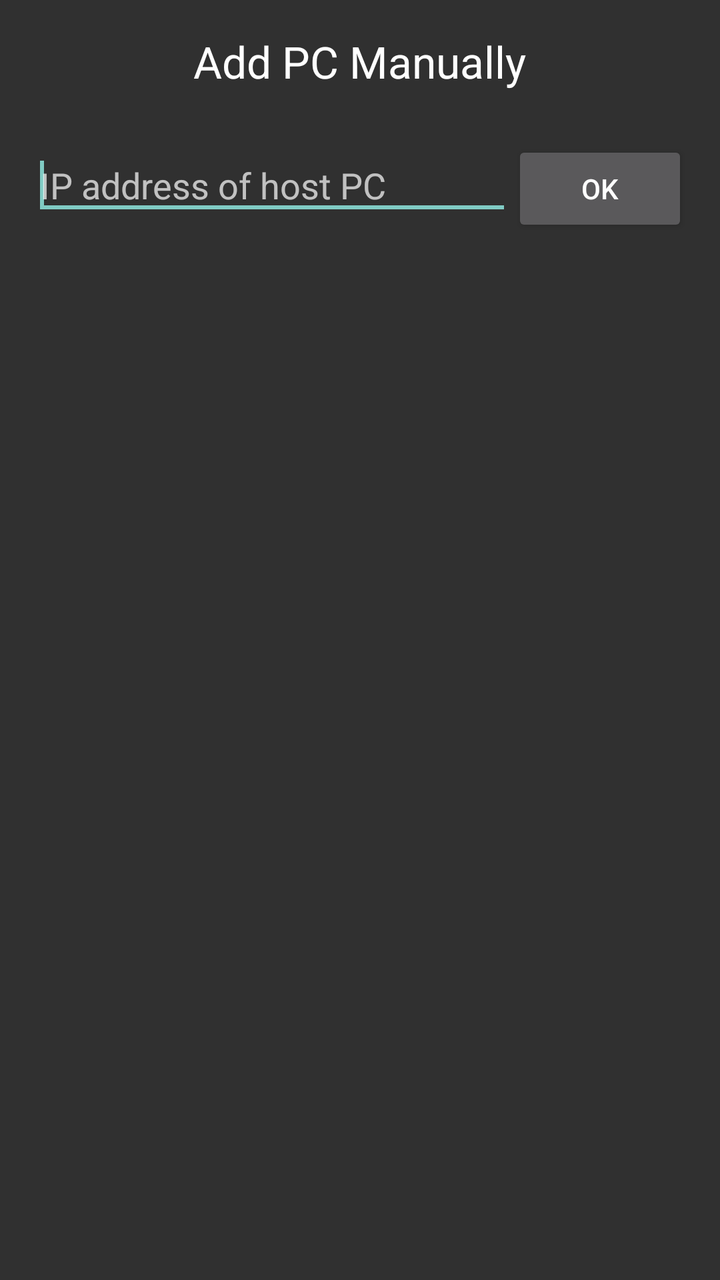
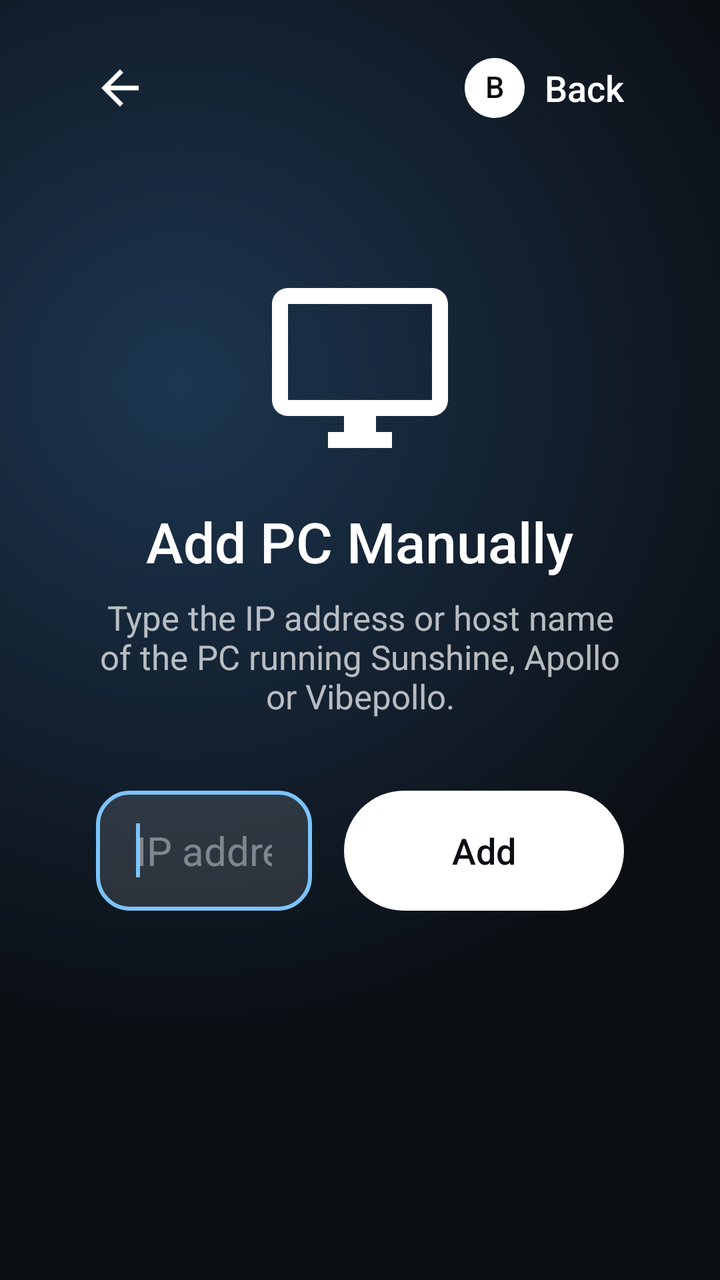

Before-and-after screenshots of an Android layout around one commit, followed by the original layout XML and the change that was made.
<!-- AndroidManifest.xml: application theme AppTheme -->
<!-- res/layout/activity_add_computer_manually.xml -->
<RelativeLayout xmlns:android="http://schemas.android.com/apk/res/android"
    xmlns:tools="http://schemas.android.com/tools"
    android:layout_width="fill_parent"
    android:layout_height="fill_parent"
    android:paddingBottom="@dimen/activity_vertical_margin"
    android:paddingLeft="@dimen/activity_horizontal_margin"
    android:paddingRight="@dimen/activity_horizontal_margin"
    android:paddingTop="@dimen/activity_vertical_margin"
    tools:context=".preferences.AddComputerManually" >

    <TextView
        android:id="@+id/manuallyAddPcText"
        android:text="@string/title_add_pc"
        android:layout_width="wrap_content"
        android:layout_height="wrap_content"
        android:preferKeepClear="true"
        android:layout_centerHorizontal="true"
        android:textAppearance="?android:attr/textAppearanceLarge"
        android:layout_alignParentTop="true"/>

    <EditText
        android:id="@+id/hostTextView"
        android:layout_width="wrap_content"
        android:layout_height="wrap_content"
        android:layout_below="@+id/manuallyAddPcText"
        android:layout_toLeftOf="@+id/addPcButton"
        android:layout_toStartOf="@+id/addPcButton"
        android:layout_marginTop="25dp"
        android:layout_alignParentLeft="true"
        android:layout_alignParentStart="true"
        android:ems="10"
        android:singleLine="true"
        android:preferKeepClear="true"
        android:inputType="textNoSuggestions"
        android:hint="@string/ip_hint" >
        
        <requestFocus />
    </EditText>

    <Button
        android:id="@+id/addPcButton"
        android:layout_width="wrap_content"
        android:layout_height="wrap_content"
        android:layout_marginTop="25dp"
        android:layout_below="@+id/manuallyAddPcText"
        android:layout_alignParentRight="true"
        android:layout_alignParentEnd="true"
        android:preferKeepClear="true"
        android:text="@android:string/ok"/>
	
</RelativeLayout>
<!-- resources referenced by this layout -->
<resources>
  <dimen name="activity_horizontal_margin">16dp</dimen>
  <dimen name="activity_vertical_margin">16dp</dimen>
  <style name="AppTheme" parent="AppBaseTheme">
          
          <item name="android:windowActionBar">false</item>
          <item name="android:windowNoTitle">true</item>
      </style>
  <!-- unchanged entries left out for length: 3 -->
</resources>

<!-- the commit's change to res/layout/activity_add_computer_manually.xml (unified diff, before → after) -->
@@ -1,51 +1,120 @@
-<RelativeLayout xmlns:android="http://schemas.android.com/apk/res/android"
+<?xml version="1.0" encoding="utf-8"?>
+<LinearLayout xmlns:android="http://schemas.android.com/apk/res/android"
     xmlns:tools="http://schemas.android.com/tools"
-    android:layout_width="fill_parent"
-    android:layout_height="fill_parent"
-    android:paddingBottom="@dimen/activity_vertical_margin"
-    android:paddingLeft="@dimen/activity_horizontal_margin"
-    android:paddingRight="@dimen/activity_horizontal_margin"
-    android:paddingTop="@dimen/activity_vertical_margin"
-    tools:context=".preferences.AddComputerManually" >
+    android:layout_width="match_parent"
+    android:layout_height="match_parent"
+    android:orientation="vertical"
+    android:background="@drawable/launcher_bg_default"
+    tools:context=".preferences.AddComputerManually">
+
+    <include layout="@layout/clue_screen_header" />
+
+    <LinearLayout
+        android:layout_width="match_parent"
+        android:layout_height="0dp"
+        android:layout_weight="1"
+        android:gravity="center_horizontal"
+        android:orientation="vertical"
+        android:paddingStart="48dp"
+        android:paddingEnd="48dp"
+        android:paddingTop="56dp">
+
+        <ImageView
+            android:layout_width="96dp"
+            android:layout_height="96dp"
+            android:src="@drawable/ic_computer"
+            android:tint="@color/clue_launcher_text"
+            android:importantForAccessibility="no" />
+
+        <TextView
+            android:id="@+id/manuallyAddPcText"
+            android:text="@string/title_add_pc"
+            android:layout_width="wrap_content"
+            android:layout_height="wrap_content"
+            android:layout_marginTop="20dp"
+            android:preferKeepClear="true"
+            android:textColor="@color/clue_launcher_text"
+            android:textSize="28sp"
+            android:fontFamily="sans-serif-medium" />
+
+        <TextView
+            android:layout_width="wrap_content"
+            android:layout_height="wrap_content"
+            android:layout_marginTop="8dp"
+            android:maxWidth="560dp"
+            android:gravity="center"
+            android:text="@string/launcher_add_pc_help"
+            android:textColor="@color/clue_launcher_text_dim"
+            android:textSize="17sp" />
+
+        <LinearLayout
+            android:layout_width="match_parent"
+            android:layout_height="wrap_content"
+            android:layout_marginTop="36dp"
+            android:maxWidth="720dp"
+            android:gravity="center"
+            android:orientation="horizontal">
+
+            <EditText
+                android:id="@+id/hostTextView"
+                style="@style/ClueTextField"
+                android:layout_width="0dp"
+                android:layout_height="wrap_content"
+                android:layout_weight="1"
+                android:maxWidth="560dp"
+                android:singleLine="true"
+                android:preferKeepClear="true"
+                android:inputType="textNoSuggestions"
+                android:hint="@string/ip_hint"
+                android:nextFocusRight="@+id/addPcButton"
+                android:nextFocusDown="@+id/addPcButton">
+
+                <requestFocus />
+            </EditText>
+
+            <Button
+                android:id="@+id/addPcButton"
+                style="@style/CluePrimaryButton"
+                android:layout_width="wrap_content"
+                android:layout_height="wrap_content"
+                android:layout_marginStart="16dp"
+                android:preferKeepClear="true"
+                android:text="@string/launcher_add_pc_button" />
+        </LinearLayout>
+    </LinearLayout>
+</LinearLayout>
+<!-- res/layout/clue_screen_header.xml (included above) -->
+<?xml version="1.0" encoding="utf-8"?>
+<LinearLayout xmlns:android="http://schemas.android.com/apk/res/android"
+    android:layout_width="match_parent"
+    android:layout_height="@dimen/clue_launcher_bar_height"
+    android:layout_marginTop="8dp"
+    android:orientation="horizontal"
+    android:gravity="center_vertical"
+    android:paddingStart="36dp"
+    android:paddingEnd="36dp">
+
+    <ImageButton
+        android:id="@+id/screen_back"
+        style="@style/ClueLauncherAction"
+        android:layout_marginStart="0dp"
+        android:src="@drawable/ic_launcher_back"
+        android:contentDescription="@string/launcher_hint_back" />
 
     <TextView
-        android:id="@+id/manuallyAddPcText"
-        android:text="@string/title_add_pc"
-        android:layout_width="wrap_content"
+        android:id="@+id/screen_title"
+        android:layout_width="0dp"
         android:layout_height="wrap_content"
-        android:preferKeepClear="true"
-        android:layout_centerHorizontal="true"
-        android:textAppearance="?android:attr/textAppearanceLarge"
-        android:layout_alignParentTop="true"/>
+        android:layout_weight="1"
+        android:layout_marginStart="12dp"
+        android:singleLine="true"
+        android:ellipsize="end"
+        android:textColor="@color/clue_launcher_text"
+        android:textSize="26sp"
+        android:fontFamily="sans-serif-medium" />
 
-    <EditText
-        android:id="@+id/hostTextView"
-        android:layout_width="wrap_content"
-        android:layout_height="wrap_content"
-        android:layout_below="@+id/manuallyAddPcText"
-        android:layout_toLeftOf="@+id/addPcButton"
-        android:layout_toStartOf="@+id/addPcButton"
-        android:layout_marginTop="25dp"
-        android:layout_alignParentLeft="true"
-        android:layout_alignParentStart="true"
-        android:ems="10"
-        android:singleLine="true"
-        android:preferKeepClear="true"
-        android:inputType="textNoSuggestions"
-        android:hint="@string/ip_hint" >
-        
-        <requestFocus />
-    </EditText>
-
-    <Button
-        android:id="@+id/addPcButton"
-        android:layout_width="wrap_content"
-        android:layout_height="wrap_content"
-        android:layout_marginTop="25dp"
-        android:layout_below="@+id/manuallyAddPcText"
-        android:layout_alignParentRight="true"
-        android:layout_alignParentEnd="true"
-        android:preferKeepClear="true"
-        android:text="@android:string/ok"/>
-	
-</RelativeLayout>
+    <LinearLayout android:id="@+id/screen_hint_b" style="@style/ClueLauncherHint">
+        <TextView style="@style/ClueLauncherHintButton" android:text="B" />
+        <TextView style="@style/ClueLauncherHintLabel" android:text="@string/launcher_hint_back" />
+    </LinearLayout>
+</LinearLayout>
<!-- resource entries referenced after the edit -->
@@ -1,11 +1,290 @@
 <!-- resources referenced by this layout -->
 <resources>
-  <dimen name="activity_horizontal_margin">16dp</dimen>
-  <dimen name="activity_vertical_margin">16dp</dimen>
+  <color name="clue_launcher_text">#FFFFFFFF</color>
+  <color name="clue_launcher_text_dim">#B3FFFFFF</color>
+  <dimen name="clue_launcher_bar_height">72dp</dimen>
+  <!-- drawable ic_computer (drawable) -->
+  <vector xmlns:android="http://schemas.android.com/apk/res/android"
+      android:width="512dp"
+      android:height="512dp"
+      android:viewportWidth="24"
+      android:viewportHeight="24">
+      <path
+          android:fillColor="#FFFFFF"
+          android:pathData="M21,2L3,2c-1.1,0 -2,0.9 -2,2v12c0,1.1 0.9,2 2,2h7v2L8,20v2h8v-2h-2v-2h7c1.1,0 2,-0.9 2,-2L23,4c0,-1.1 -0.9,-2 -2,-2zM21,16L3,16L3,4h18v12z" />
+  </vector>
+  <!-- drawable ic_launcher_back (drawable) -->
+  <vector xmlns:android="http://schemas.android.com/apk/res/android"
+      android:width="24dp"
+      android:height="24dp"
+      android:viewportWidth="24"
+      android:viewportHeight="24"
+      android:autoMirrored="true">
+      <path
+          android:fillColor="#FFFFFF"
+          android:pathData="M20,11H7.83l5.59,-5.59L12,4l-8,8 8,8 1.41,-1.41L7.83,13H20v-2z" />
+  </vector>
+  <!-- drawable launcher_bg_default (drawable) -->
+  <?xml version="1.0" encoding="utf-8"?>
+  <layer-list xmlns:android="http://schemas.android.com/apk/res/android">
+      <item>
+          <shape android:shape="rectangle">
+              <solid android:color="@color/clue_launcher_bg" />
+          </shape>
+      </item>
+      <item>
+          <shape android:shape="rectangle">
+              <gradient android:type="radial"
+                  android:gradientRadius="90%p"
+                  android:centerX="0.25"
+                  android:centerY="0.3"
+                  android:startColor="#FF1C3550"
+                  android:endColor="#000B0F14" />
+          </shape>
+      </item>
+  </layer-list>
+  <string name="launcher_add_pc_button">Add</string>
+  <string name="launcher_add_pc_help">Type the IP address or host name of the PC running Sunshine, Apollo or Vibepollo.</string>
+  <string name="launcher_hint_back">Back</string>
+  <style name="ClueLauncherAction">
+          <item name="android:layout_width">48dp</item>
+          <item name="android:layout_height">48dp</item>
+          <item name="android:layout_marginStart">4dp</item>
+          <item name="android:padding">10dp</item>
+          <item name="android:scaleType">fitCenter</item>
+          <item name="android:tint">@color/clue_launcher_text</item>
+          <item name="android:background">@drawable/launcher_pill</item>
+          <item name="android:focusable">true</item>
+      </style>
+  <style name="ClueLauncherHint">
+          <item name="android:layout_width">wrap_content</item>
+          <item name="android:layout_height">48dp</item>
+          <item name="android:layout_marginStart">16dp</item>
+          <item name="android:orientation">horizontal</item>
+          <item name="android:gravity">center_vertical</item>
+          <item name="android:paddingStart">8dp</item>
+          <item name="android:paddingEnd">12dp</item>
+          <item name="android:background">@drawable/launcher_pill</item>
+          <item name="android:clickable">true</item>
+          <item name="android:focusable">false</item>
+      </style>
+  <style name="ClueLauncherHintButton">
+          <item name="android:layout_width">30dp</item>
+          <item name="android:layout_height">30dp</item>
+          <item name="android:gravity">center</item>
+          <item name="android:background">@drawable/launcher_hint_circle</item>
+          <item name="android:textColor">@color/clue_launcher_bg</item>
+          <item name="android:textSize">15sp</item>
+          <item name="android:fontFamily">sans-serif-medium</item>
+          <item name="android:includeFontPadding">false</item>
+          <item name="android:duplicateParentState">true</item>
+      </style>
+  <style name="ClueLauncherHintLabel">
+          <item name="android:layout_width">wrap_content</item>
+          <item name="android:layout_height">wrap_content</item>
+          <item name="android:layout_marginStart">10dp</item>
+          <item name="android:textColor">@color/clue_launcher_text</item>
+          <item name="android:textSize">18sp</item>
+          <item name="android:fontFamily">sans-serif-medium</item>
+          <item name="android:duplicateParentState">true</item>
+      </style>
+  <style name="CluePrimaryButton">
+          <item name="android:background">@drawable/clue_button_primary</item>
+          <item name="android:minHeight">60dp</item>
+          <item name="android:minWidth">140dp</item>
+          <item name="android:paddingStart">28dp</item>
+          <item name="android:paddingEnd">28dp</item>
+          <item name="android:textColor">@color/clue_launcher_bg</item>
+          <item name="android:textSize">18sp</item>
+          <item name="android:textAllCaps">false</item>
+          <item name="android:fontFamily">sans-serif-medium</item>
+          <item name="android:stateListAnimator">@null</item>
+      </style>
+  <style name="ClueTextField">
+          <item name="android:background">@drawable/clue_field_bg</item>
+          <item name="android:paddingStart">20dp</item>
+          <item name="android:paddingEnd">20dp</item>
+          <item name="android:minHeight">60dp</item>
+          <item name="android:textColor">@color/clue_launcher_text</item>
+          <item name="android:textColorHint">#66FFFFFF</item>
+          <item name="android:textSize">20sp</item>
+      </style>
   <style name="AppTheme" parent="AppBaseTheme">
           
           <item name="android:windowActionBar">false</item>
           <item name="android:windowNoTitle">true</item>
+          
+          <item name="android:windowBackground">@drawable/launcher_bg_default</item>
+          <item name="android:colorBackground">@color/clue_launcher_bg</item>
+          <item name="android:colorPrimary">@color/clue_launcher_bg</item>
+          <item name="android:colorPrimaryDark">@color/clue_launcher_bg</item>
+          <item name="android:colorAccent">@color/clue_accent</item>
+          <item name="android:colorControlHighlight">#33FFFFFF</item>
+          <item name="android:alertDialogTheme">@style/ClueDialog</item>
+          <item name="android:preferenceStyle">@style/CluePreference</item>
+          <item name="android:preferenceCategoryStyle">@style/CluePreference.Category</item>
+          <item name="android:checkBoxPreferenceStyle">@style/CluePreference.CheckBox</item>
+          <item name="android:dialogPreferenceStyle">@style/CluePreference.Dialog</item>
+          <item name="android:preferenceScreenStyle">@style/CluePreference.Screen</item>
+      </style>
+  <color name="clue_launcher_bg">#0B0F14</color>
+  <!-- drawable launcher_pill (drawable) -->
+  <?xml version="1.0" encoding="utf-8"?>
+  <selector xmlns:android="http://schemas.android.com/apk/res/android">
+      <item android:state_focused="true">
+          <shape android:shape="rectangle">
+              <corners android:radius="24dp" />
+              <solid android:color="#40FFFFFF" />
+              <stroke android:width="2dp" android:color="#E6FFFFFF" />
+          </shape>
+      </item>
+      <item android:state_pressed="true">
+          <shape android:shape="rectangle">
+              <corners android:radius="24dp" />
+              <solid android:color="#33FFFFFF" />
+          </shape>
+      </item>
+      <item android:state_selected="true">
+          <shape android:shape="rectangle">
+              <corners android:radius="24dp" />
+              <solid android:color="#1FFFFFFF" />
+          </shape>
+      </item>
+      <item>
+          <shape android:shape="rectangle">
+              <corners android:radius="24dp" />
+              <solid android:color="#00000000" />
+          </shape>
+      </item>
+  </selector>
+  <!-- drawable launcher_hint_circle (drawable) -->
+  <?xml version="1.0" encoding="utf-8"?>
+  <shape xmlns:android="http://schemas.android.com/apk/res/android" android:shape="oval">
+      <solid android:color="#FFFFFFFF" />
+  </shape>
+  <!-- drawable clue_button_primary (drawable) -->
+  <?xml version="1.0" encoding="utf-8"?>
+  <selector xmlns:android="http://schemas.android.com/apk/res/android">
+      <item android:state_enabled="false">
+          <shape android:shape="rectangle">
+              <corners android:radius="30dp" />
+              <solid android:color="#66FFFFFF" />
+          </shape>
+      </item>
+      <item android:state_pressed="true">
+          <shape android:shape="rectangle">
+              <corners android:radius="30dp" />
+              <solid android:color="#CCFFFFFF" />
+          </shape>
+      </item>
+      <item android:state_focused="true">
+          <layer-list>
+              <item>
+                  <shape android:shape="rectangle">
+                      <corners android:radius="30dp" />
+                      <solid android:color="@color/clue_accent" />
+                  </shape>
+              </item>
+              <item android:left="3dp" android:top="3dp" android:right="3dp" android:bottom="3dp">
+                  <shape android:shape="rectangle">
+                      <corners android:radius="27dp" />
+                      <solid android:color="#FFFFFFFF" />
+                  </shape>
+              </item>
+          </layer-list>
+      </item>
+      <item>
+          <shape android:shape="rectangle">
+              <corners android:radius="30dp" />
+              <solid android:color="#FFFFFFFF" />
+          </shape>
+      </item>
+  </selector>
+  <!-- drawable clue_field_bg (drawable) -->
+  <?xml version="1.0" encoding="utf-8"?>
+  <selector xmlns:android="http://schemas.android.com/apk/res/android">
+      <item android:state_focused="true">
+          <shape android:shape="rectangle">
+              <corners android:radius="16dp" />
+              <solid android:color="#1FFFFFFF" />
+              <stroke android:width="2dp" android:color="@color/clue_accent" />
+          </shape>
+      </item>
+      <item>
+          <shape android:shape="rectangle">
+              <corners android:radius="16dp" />
+              <solid android:color="#14FFFFFF" />
+              <stroke android:width="1dp" android:color="#33FFFFFF" />
+          </shape>
+      </item>
+  </selector>
+  <color name="clue_accent">#FF7CC4FF</color>
+  <style name="ClueDialog" parent="android:Theme.Material.Dialog.Alert">
+          <item name="android:windowBackground">@drawable/clue_dialog_bg</item>
+          <item name="android:colorBackground">@color/clue_surface</item>
+          <item name="android:colorAccent">@color/clue_accent</item>
+          <item name="android:colorControlActivated">@color/clue_accent</item>
+          <item name="android:colorControlHighlight">#33FFFFFF</item>
+          <item name="android:textColorPrimary">@color/clue_launcher_text</item>
+          <item name="android:textColorSecondary">@color/clue_launcher_text_dim</item>
+          <item name="android:textColorAlertDialogListItem">@color/clue_launcher_text</item>
+          <item name="android:windowTitleStyle">@style/ClueDialog.Title</item>
+          <item name="android:buttonBarButtonStyle">@style/ClueDialog.Button</item>
+          <item name="android:windowMinWidthMajor">42%</item>
+          <item name="android:windowMinWidthMinor">80%</item>
+          <item name="android:backgroundDimAmount">0.65</item>
+      </style>
+  <style name="CluePreference">
+          <item name="android:layout">@layout/clue_preference</item>
+      </style>
+  <style name="CluePreference.Category">
+          <item name="android:layout">@layout/clue_preference_category</item>
+      </style>
+  <style name="CluePreference.CheckBox">
+          <item name="android:layout">@layout/clue_preference</item>
+          <item name="android:widgetLayout">@layout/clue_preference_switch</item>
+      </style>
+  <style name="CluePreference.Dialog">
+          <item name="android:layout">@layout/clue_preference</item>
+          <item name="android:positiveButtonText">@android:string/ok</item>
+          <item name="android:negativeButtonText">@android:string/cancel</item>
+      </style>
+  <style name="CluePreference.Screen">
+          <item name="android:layout">@layout/clue_preference</item>
+      </style>
+  <!-- drawable clue_dialog_bg (drawable) -->
+  <?xml version="1.0" encoding="utf-8"?>
+  <inset xmlns:android="http://schemas.android.com/apk/res/android"
+      android:insetLeft="16dp"
+      android:insetRight="16dp"
+      android:insetTop="24dp"
+      android:insetBottom="24dp">
+      <shape android:shape="rectangle">
+          <corners android:radius="22dp" />
+          <solid android:color="#F2151C27" />
+          <stroke android:width="1dp" android:color="#29FFFFFF" />
+      </shape>
+  </inset>
+  <color name="clue_surface">#FF151C27</color>
+  <style name="ClueDialog.Title">
+          <item name="android:textAppearance">@style/ClueDialog.TitleText</item>
+          <item name="android:maxLines">2</item>
+          <item name="android:ellipsize">end</item>
+      </style>
+  <style name="ClueDialog.Button" parent="android:Widget.Material.Button.Borderless.Colored">
+          <item name="android:textColor">@color/clue_accent</item>
+          <item name="android:textSize">17sp</item>
+          <item name="android:textAllCaps">false</item>
+          <item name="android:fontFamily">sans-serif-medium</item>
+          <item name="android:minHeight">52dp</item>
+          <item name="android:paddingStart">20dp</item>
+          <item name="android:paddingEnd">20dp</item>
+          <item name="android:background">@drawable/launcher_pill</item>
+      </style>
+  <style name="ClueDialog.TitleText" parent="android:TextAppearance.Material.DialogWindowTitle">
+          <item name="android:textColor">@color/clue_launcher_text</item>
+          <item name="android:textSize">24sp</item>
+          <item name="android:fontFamily">sans-serif-medium</item>
       </style>
   <!-- unchanged entries left out for length: 3 -->
 </resources>
